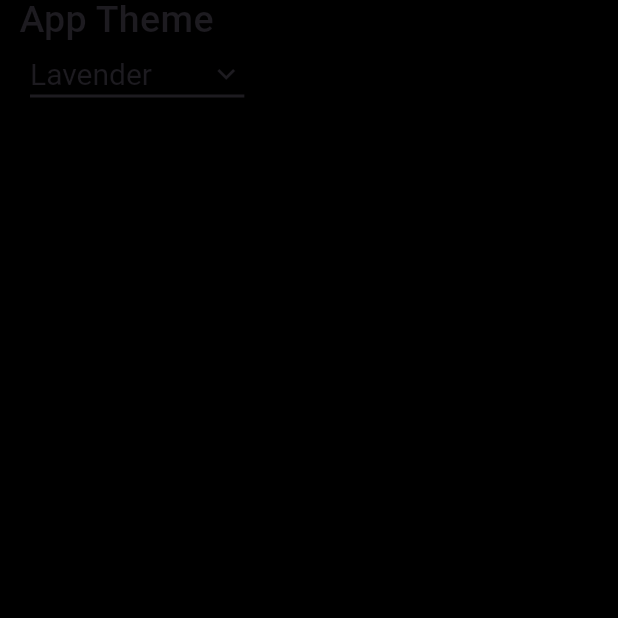
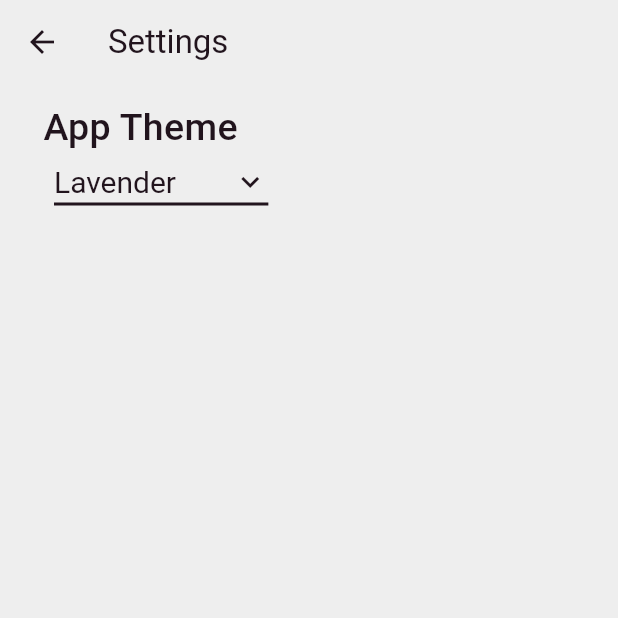
Before and after one commit to Team2Infi2024-2025/MobileAppUserSide, a Flutter app: the screen it shows after launch, after a tap on the "settings" icon, on a phone screen of 412 x 824 dp, the top half of it. Run offline on Flutter 3.47's test engine with Material 3 defaults, Android fonts, the phone set to English and light mode, and no system bars; our stand-ins replace localstorage, supabase_flutter; accounts and stored records are empty; project files that could hold a hidden picture were left out.

Commit message:
temp sorry

```diff
--- a/lib/settings/settings.dart
+++ b/lib/settings/settings.dart
@@ -4,9 +4,8 @@ import '../Helpers/stream_signal.dart';
 import '../Startup/main.dart';
 import '../Startup/themes.dart';
 
-
 class Settings extends StatefulWidget {
-  Settings({super.key});
+  const Settings({super.key});
 
   static String theme = localStorage.getItem('theme') ?? 'Lavender';
 
@@ -15,35 +14,47 @@ class Settings extends StatefulWidget {
 }
 
 class _SettingsState extends State<Settings> {
-
-  _buildDropDown(String text, bool title, String value, List<String> options,
-      void Function(String? value) onChange) {
+  Widget _buildDropDown(
+      String text,
+      bool title,
+      String value,
+      List<String> options,
+      void Function(String? value) onChange
+      ) {
     return Column(
       crossAxisAlignment: CrossAxisAlignment.start,
       children: [
-        Text("  $text",
+        Text(
+          "  $text",
           style: TextStyle(
               fontWeight: FontWeight.w500,
               fontSize: title ? 25 : 20,
               height: title ? 1 : 0.9,
-                color: Theme.of(context).colorScheme.onSurface)),
+              color: Theme.of(context).colorScheme.onSurface
+          ),
+        ),
         Row(
           children: [
             const SizedBox(width: 20),
             DropdownButton<String>(
               value: value,
-              icon: Icon(Icons.keyboard_arrow_down,
-                  color: Theme.of(context).colorScheme.onSurface),
+              icon: Icon(
+                  Icons.keyboard_arrow_down,
+                  color: Theme.of(context).colorScheme.onSurface
+              ),
               elevation: 16,
               style: TextStyle(
-                  color: Theme.of(context).colorScheme.onSurface, fontSize: 20),
+                  color: Theme.of(context).colorScheme.onSurface,
+                  fontSize: 20
+              ),
               underline: Container(
                 height: 2,
                 color: Theme.of(context).colorScheme.onSurface,
               ),
               onChanged: (String? newValue) {
-                // This is called when the user selects an item.
+                if (newValue != null) {
                   onChange(newValue);
+                }
               },
               items: options.map<DropdownMenuItem<String>>((String value) {
                 return DropdownMenuItem<String>(
@@ -61,25 +72,39 @@ class _SettingsState extends State<Settings> {
   @override
   Widget build(BuildContext context) {
     return Scaffold(
-        backgroundColor: Theme.of(context).colorScheme.surface,
-        body: Container(
-              width: MediaQuery.of(context).size.width,
-              color: Theme.of(context).colorScheme.shadow,
+      appBar: AppBar(
+        title: Text('Settings'),
+        // If using Cupertino, this will ensure the back button is visible
+      ),
+      body: SafeArea(
+        child: SingleChildScrollView(
+          child: Padding(
+            padding: const EdgeInsets.all(16.0),
             child: Column(
               crossAxisAlignment: CrossAxisAlignment.start,
               children: [
-                  _buildDropDown('App Theme', true, Settings.theme,
-                      Themes.themeData.keys.toList(), (value) {
+                _buildDropDown(
+                    'App Theme',
+                    true,
+                    Settings.theme,
+                    Themes.themeData.keys.toList(),
+                        (value) {
                       setState(() {
                         localStorage.setItem('theme', value ?? 'Lavender');
                         Settings.theme = value ?? 'Lavender';
                         print(Settings.theme);
-                          StreamSignal.updateStream(streamController: mainStream, newData: {"theme": Settings.theme});
+                        StreamSignal.updateStream(
+                            streamController: mainStream,
+                            newData: {"theme": Settings.theme}
+                        );
                       });
-                      })
+                    }
+                )
               ],
             ),
-            )
+          ),
+        ),
+      ),
     );
   }
 }
--- a/lib/startup/main.dart
+++ b/lib/startup/main.dart
@@ -42,16 +42,21 @@ class MyApp extends StatelessWidget {
   // This widget is the root of the application
   @override
   Widget build(BuildContext context) {
+    return StreamBuilder(
+        stream: mainStream.stream,
+        initialData: StreamSignal(streamController: mainStream, newData: {
+        'theme': localStorage.getItem('theme') ?? 'Lavender',
+        }),
+        builder: (context, snapshot) {
           return MaterialApp(
             title: 'Student Health Tracker',
-      theme: ThemeData(
-        colorScheme: ColorScheme.fromSeed(seedColor: Colors.deepPurple),
-        useMaterial3: true,
-      ),
+            theme:
+              Themes.themeData[snapshot.data?.data['theme']] ?? Themes.themeData['Lavender'],
             home: FutureBuilder(
                 future: DataBase.init(),
                 builder: (context, snapshot){
                   return const HomePage();})
           );
+        });
   }
 }
```
Lines whose indentation alone changed are shown as unchanged.
